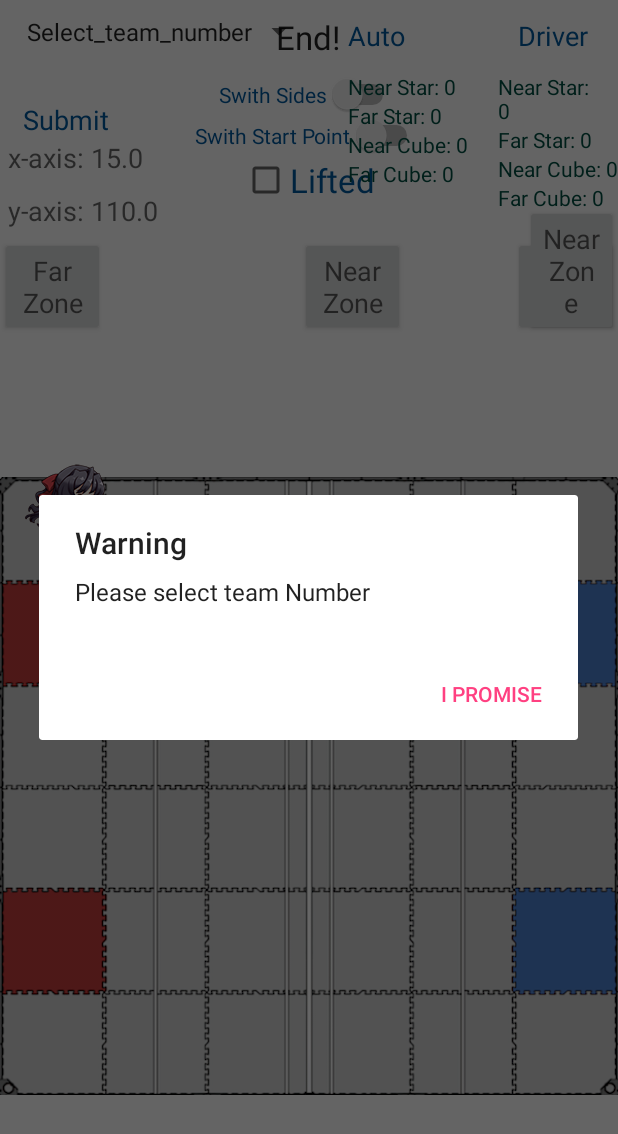
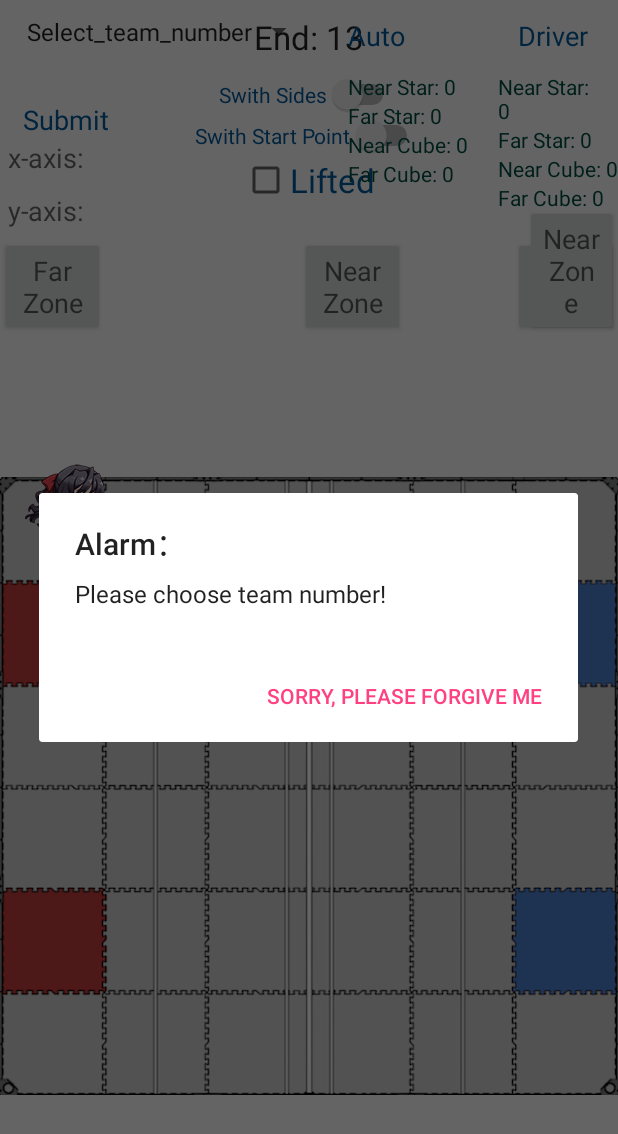
Before and after one commit to Chaminade-Application-Development-Club/Scout, an Android app: the MainActivity screen opened directly, with no data from a screen before it, after a tap on "Auto", on a phone screen of 412 x 824 dp. Shown: the top 1134 px of the screen. Run offline under Robolectric (Android 15) with nearby library versions, the phone set to English and light mode, and no system bars; libraries missing offline, so code that uses them is left out: tyrantgit.explosionfield; 2 other taps on this screen came first.

Commit message:
Fixed Version!

```diff
--- a/app/src/main/AndroidManifest.xml
+++ b/app/src/main/AndroidManifest.xml
@@ -27,8 +27,7 @@
 
         <activity android:name=".MainActivity">
             <intent-filter>
-                <action android:name="android.intent.action.MAIN" />
-                <category android:name="android.intent.category.LAUNCHER" />
+                <category android:name="android.intent.category.DEFAULT" />
             </intent-filter>
         </activity>
     </application>
--- a/app/src/main/java/com/example/huzheyuan/scout/EntryActivity.java
+++ b/app/src/main/java/com/example/huzheyuan/scout/EntryActivity.java
@@ -32,5 +32,4 @@
             }
         });
     }
-
 }
--- a/app/src/main/java/com/example/huzheyuan/scout/MainActivity.java
+++ b/app/src/main/java/com/example/huzheyuan/scout/MainActivity.java
@@ -1,4 +1,5 @@
 package com.example.huzheyuan.scout;
+
 import android.app.Service;
 import android.content.ContentValues;
 import android.database.sqlite.SQLiteDatabase;
@@ -47,8 +48,9 @@
     DataBaseHelper dataBaseHelper;
     SQLiteDatabase dataBase;
     Vibrator girlFriend;
-    AlertDialog alert;
-    AlertDialog.Builder builder;
+    AlertDialog alert = null;
+    AlertDialog.Builder builder = null;
+
     @Override
     protected void onCreate(Bundle savedInstanceState) {
         super.onCreate(savedInstanceState);
@@ -89,6 +91,7 @@
         bAuto.setOnClickListener(new View.OnClickListener() { //Auto start button
             @Override
             public void onClick(View v) {
+                preventRetard();
                 autoMode = true;
                 mode = "auto";
                 Toast.makeText(MainActivity.this, "Auto Mode Starts", Toast.LENGTH_SHORT).show();
@@ -120,13 +123,13 @@
                         cT.setText("End!");
                     }
                 }.start(); // end of the timer
-                preventIdiot();
             }
         });
         //Driver Mode Start, same structure and usage as auto mode
         bDriver.setOnClickListener(new View.OnClickListener() {
             @Override
             public void onClick(View v) {
+                preventRetard();
                 autoMode = false;
                 mode = "driver";
                 Toast.makeText(MainActivity.this, "Driver Mode Starts", Toast.LENGTH_SHORT).show();
@@ -153,7 +156,6 @@
                         cT.setText("End!");
                     }
                 }.start();
-                preventIdiot();
             }
         });
     frame.addView(girl); // add a little cute girl on the screen, important!!!
@@ -190,7 +192,8 @@
         girlFriend = (Vibrator) getSystemService(Service.VIBRATOR_SERVICE);
     }
     public void clear() // Highly emergency issues right here!!! The clear method is broken and not function too properly.
-    {//It need to be rewritten and clarified!!!
+    //It need to be rewritten and clarified!!!
+    {
         bClear.setOnClickListener(new View.OnClickListener() {
             @Override
             public void onClick(View v) {
@@ -239,20 +242,6 @@
            }
         });
     }
-    public void preventIdiot(){
-        builder = new AlertDialog.Builder(MainActivity.this);
-        builder.setTitle("Warning").setMessage("Please select team Number");
-        builder.setPositiveButton("I promise", new DialogInterface.OnClickListener() {
-            public void onClick(DialogInterface dialog, int which){
-                dialog.cancel();
-            }
-        });
-        if(arrayPosition == 0) {
-            alert = builder.create();
-            alert.show();
-            timerBug();
-        }
-    }
     public void selectTeam(){
         teamNumSpin.setOnItemSelectedListener(new AdapterView.OnItemSelectedListener() {
             @Override
@@ -266,6 +255,21 @@
             public void onNothingSelected(AdapterView<?> parent) {
             }
         });
+    }
+    public void preventRetard(){
+        if(arrayPosition == 0){
+            alert = null;
+            builder = new AlertDialog.Builder(MainActivity.this);
+            alert = builder.setTitle("Alarm：")
+                    .setMessage("Please choose team number!")
+                    .setPositiveButton("Sorry, Please forgive me", new DialogInterface.OnClickListener() {
+                        @Override
+                        public void onClick(DialogInterface dialog, int which) {
+                            Toast.makeText(MainActivity.this, "You are forgiven!", Toast.LENGTH_SHORT).show();
+                        }
+                    }).create();             //创建AlertDialog对象
+            alert.show();                    //显示对话框
+        }
     }
     public void drawGirl(GirlView girl) {
         mapBoundary(girl);
@@ -433,6 +437,7 @@
                     return true;
                 }
             });
+
             nearRightScore.setOnLongClickListener(new View.OnLongClickListener() {
                 @Override
                 public boolean onLongClick(View v) {
@@ -513,8 +518,8 @@
             cuteAuto.cancel();
             cuteAuto.onFinish();
         }
-    }//the if statements here are for avoiding multiple countdown timer bug!!!
-    // start the timer for auto
+    }// the if statements here are for avoiding multiple countdown timer bug!!!
+    //start the timer for auto
     public void startDataBase() {
         dataBaseHelper = new DataBaseHelper(MainActivity.this);
         //dataBaseHelper.getReadableDatabase();
--- a/app/src/main/res/values/strings.xml
+++ b/app/src/main/res/values/strings.xml
@@ -1,5 +1,4 @@
 <resources>
     <string name="app_name">Scout</string>
-    <string name="title_activity_entry">EntryActivity</string>
-
+    <string name="title_activity_entry">Scout</string>
 </resources>
```
